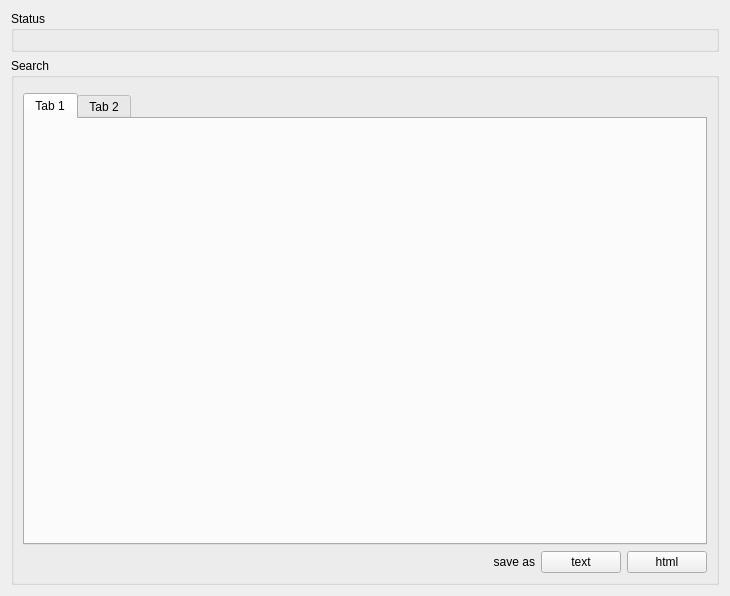
Old version of the form src/widget/sessionwidget.ui in the repository mugiseyebrows/mugi-grep.
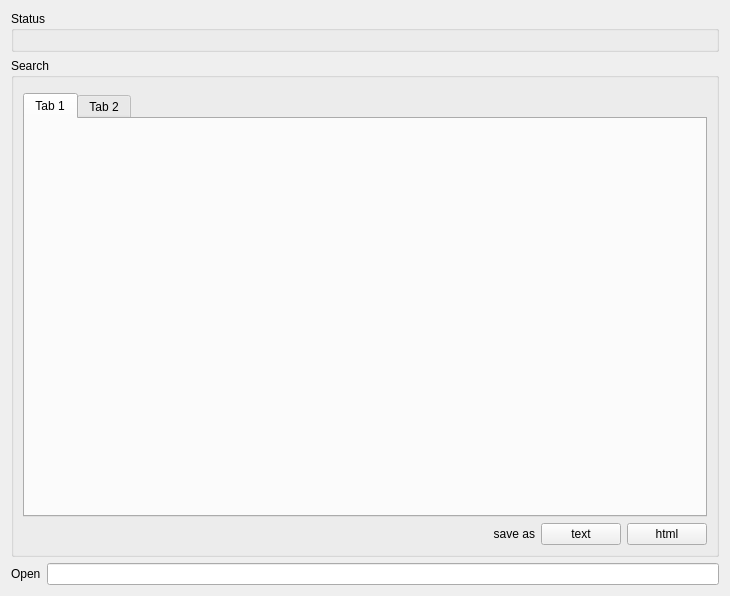
New version of the form. Custom widgets are drawn as their Qt base class.

What changed in the file:
```diff
--- a/src/widget/sessionwidget.ui
+++ b/src/widget/sessionwidget.ui
@@ -80,6 +80,20 @@
      </layout>
     </widget>
    </item>
+   <item>
+    <layout class="QHBoxLayout" name="horizontalLayout_2">
+     <item>
+      <widget class="QLabel" name="label">
+       <property name="text">
+        <string>Open</string>
+       </property>
+      </widget>
+     </item>
+     <item>
+      <widget class="QLineEdit" name="open"/>
+     </item>
+    </layout>
+   </item>
   </layout>
  </widget>
  <customwidgets>
```
